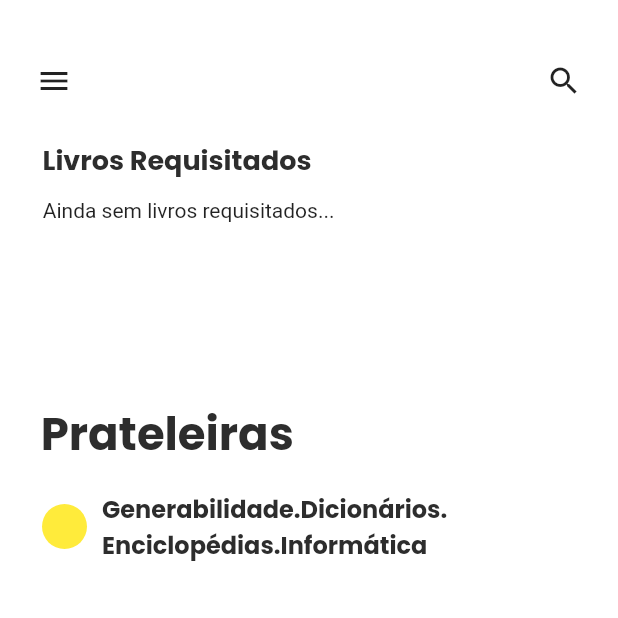
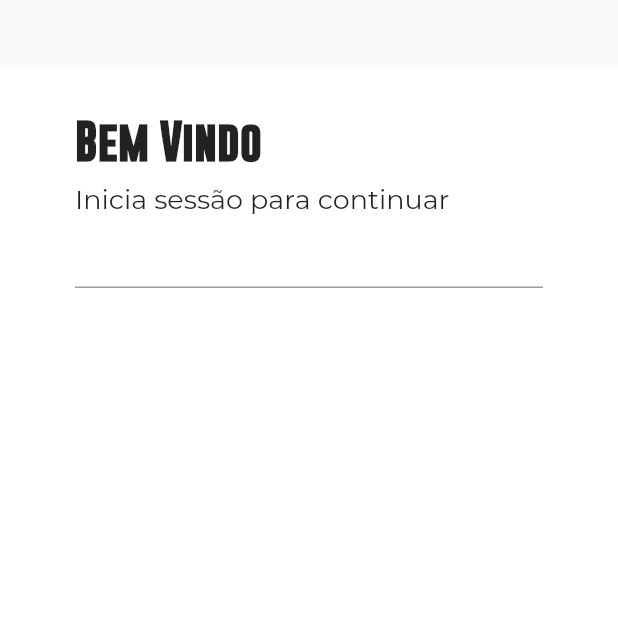
Before and after one commit to lodsa-ntos/TFC_a21505293_camarate_school_library_app, a Flutter app: the screen it shows after launch, on a phone screen of 412 x 824 dp, the top half of it. Run offline on Flutter 3.47's test engine with Material 2 defaults, Android fonts, the phone set to English and light mode, and no system bars; our stand-ins replace google_fonts, shared_preferences, velocity_x.

Commit message:
login page --> login_screen

```diff
--- a/lib/ferramentas/drawer_screen.dart
+++ b/lib/ferramentas/drawer_screen.dart
@@ -65,7 +65,7 @@ class _DrawerScreenState extends State<DrawerScreen> {
                 'Sair',
                 style:
                     TextStyle(color: Colors.white, fontWeight: FontWeight.bold),
-              )
+              ),
             ],
           ),
         ],
--- a/lib/main.dart
+++ b/lib/main.dart
@@ -1,28 +1,34 @@
+import 'package:camarate_school_library/paginas/login_screen.dart';
 import 'package:flutter/material.dart';
 import 'package:camarate_school_library/paginas/home_screen.dart';
 import 'ferramentas/drawer_screen.dart';
 import 'paginas/home_screen.dart';
 
 void main() {
-  runApp(MaterialApp(
-    // tirar o debug no ecrã
-    debugShowCheckedModeBanner: false,
-    home: HomePage(),
-  ));
+  runApp(
+    CamarateSchoolLibraryApp(),
+  );
 }
 
 // ignore: use_key_in_widget_constructors
-class HomePage extends StatelessWidget {
+class CamarateSchoolLibraryApp extends StatelessWidget {
   @override
   Widget build(BuildContext context) {
-    return Scaffold(
+    return MaterialApp(
+      // tirar o debug no ecrã
+      debugShowCheckedModeBanner: false,
+      home: Scaffold(
         body: Stack(
           children: [
             // Menu lateral
             DrawerScreen(),
             // Login screen (ainda nao implementado)
-          HomeScreen(),
+            const LoginScreen(),
           ],
+        ),
+        // recommended to set this to false
+        // so user keyboard doesn't trigger resize
+        resizeToAvoidBottomInset: false,
       ),
     );
   }
--- /dev/null
+++ b/lib/paginas/login_screen.dart
@@ -0,0 +1,66 @@
+import 'package:camarate_school_library/guia_de_estilo/color_styles.dart';
+import 'package:flutter/material.dart';
+
+class LoginScreen extends StatefulWidget {
+  const LoginScreen({Key? key}) : super(key: key);
+
+  @override
+  _LoginScreenState createState() => _LoginScreenState();
+}
+
+class _LoginScreenState extends State<LoginScreen> {
+  final TextEditingController emailInputController = TextEditingController();
+  final TextEditingController passwordInputController = TextEditingController();
+  final bool obscurePassword = true;
+
+  final formKey = GlobalKey<FormState>();
+
+  @override
+  Widget build(BuildContext context) {
+    return Scaffold(
+      //
+      body: Container(
+        height: MediaQuery.of(context).size.height,
+        padding: const EdgeInsets.symmetric(horizontal: 50, vertical: 30),
+        margin: const EdgeInsets.only(top: 45),
+        color: Colors.white,
+        child: SingleChildScrollView(
+          child: Column(
+            mainAxisAlignment: MainAxisAlignment.center,
+            crossAxisAlignment: CrossAxisAlignment.stretch,
+            children: [
+              const Text(
+                "Bem Vindo",
+                textAlign: TextAlign.left,
+                style: TextStyle(
+                  fontFamily: 'Gobold',
+                  fontSize: 28,
+                  fontWeight: FontWeight.bold,
+                ),
+              ),
+              const SizedBox(
+                height: 10,
+              ),
+              const Text(
+                "Inicia sessão para continuar",
+                textAlign: TextAlign.left,
+                style: TextStyle(
+                  fontFamily: 'Montserrat',
+                  fontSize: 18,
+                ),
+              ),
+              Form(
+                key: formKey,
+                child: Column(
+                  children: [
+                    TextFormField(),
+                  ],
+                ),
+              ),
+            ],
+          ),
+        ),
+      ),
+    );
+  }
+}
--- a/pubspec.yaml
+++ b/pubspec.yaml
@@ -35,6 +35,7 @@ dependencies:
   # Use with the CupertinoIcons class for iOS style icons.
   cupertino_icons: ^1.0.2
   google_fonts: ^2.1.1
+  shared_preferences: ^2.0.12
 
 dev_dependencies:
   flutter_test:
```
Also changed, not shown: lib/guia_de_estilo/color_styles.dart (+28 -0 lines), lib/paginas/home_screen.dart (+13 -13 lines), lib/prateleiras/prateleira_amarela/ecra_de_detalhes/book_details.dart (+5 -16 lines), assets/icons/location_pin.png (deleted), assets/icons/logotipo.png (added), pubspec.lock. Lines whose indentation alone changed are shown as unchanged.
